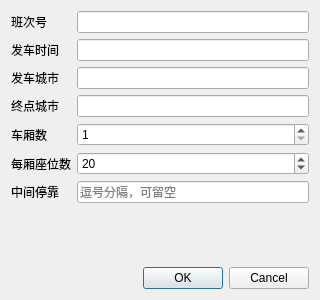
The window that addtraindialog.ui (citrus-dot/QTrainTixSys) describes before a commit, drawn with Qt 5.
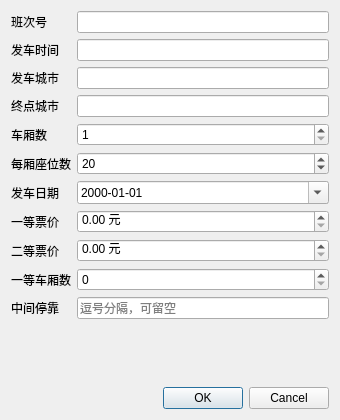
The same window after the commit.

```diff
--- a/addtraindialog.ui
+++ b/addtraindialog.ui
@@ -6,8 +6,8 @@
    <rect>
     <x>0</x>
     <y>0</y>
-    <width>320</width>
-    <height>300</height>
+    <width>340</width>
+    <height>420</height>
    </rect>
   </property>
   <property name="windowTitle">
@@ -97,13 +97,84 @@
       </widget>
      </item>
      <item row="6" column="0">
+      <widget class="QLabel" name="labelDate">
+       <property name="text">
+        <string>发车日期</string>
+       </property>
+      </widget>
+     </item>
+     <item row="6" column="1">
+      <widget class="QDateEdit" name="dateEdit">
+       <property name="calendarPopup">
+        <bool>true</bool>
+       </property>
+       <property name="displayFormat">
+        <string>yyyy-MM-dd</string>
+       </property>
+      </widget>
+     </item>
+     <item row="7" column="0">
+      <widget class="QLabel" name="labelFirstPrice">
+       <property name="text">
+        <string>一等票价</string>
+       </property>
+      </widget>
+     </item>
+     <item row="7" column="1">
+      <widget class="QDoubleSpinBox" name="firstPriceSpin">
+       <property name="maximum">
+        <double>9999.000000000000000</double>
+       </property>
+       <property name="decimals">
+        <number>2</number>
+       </property>
+       <property name="suffix">
+        <string> 元</string>
+       </property>
+      </widget>
+     </item>
+     <item row="8" column="0">
+      <widget class="QLabel" name="labelSecondPrice">
+       <property name="text">
+        <string>二等票价</string>
+       </property>
+      </widget>
+     </item>
+     <item row="8" column="1">
+      <widget class="QDoubleSpinBox" name="secondPriceSpin">
+       <property name="maximum">
+        <double>9999.000000000000000</double>
+       </property>
+       <property name="decimals">
+        <number>2</number>
+       </property>
+       <property name="suffix">
+        <string> 元</string>
+       </property>
+      </widget>
+     </item>
+     <item row="9" column="0">
+      <widget class="QLabel" name="labelFirstClass">
+       <property name="text">
+        <string>一等车厢数</string>
+       </property>
+      </widget>
+     </item>
+     <item row="9" column="1">
+      <widget class="QSpinBox" name="firstClassSpin">
+       <property name="maximum">
+        <number>20</number>
+       </property>
+      </widget>
+     </item>
+     <item row="10" column="0">
       <widget class="QLabel" name="labelStops">
        <property name="text">
         <string>中间停靠</string>
        </property>
       </widget>
      </item>
-     <item row="6" column="1">
+     <item row="10" column="1">
       <widget class="QLineEdit" name="stopsEdit">
        <property name="placeholderText">
         <string>逗号分隔，可留空</string>
```
